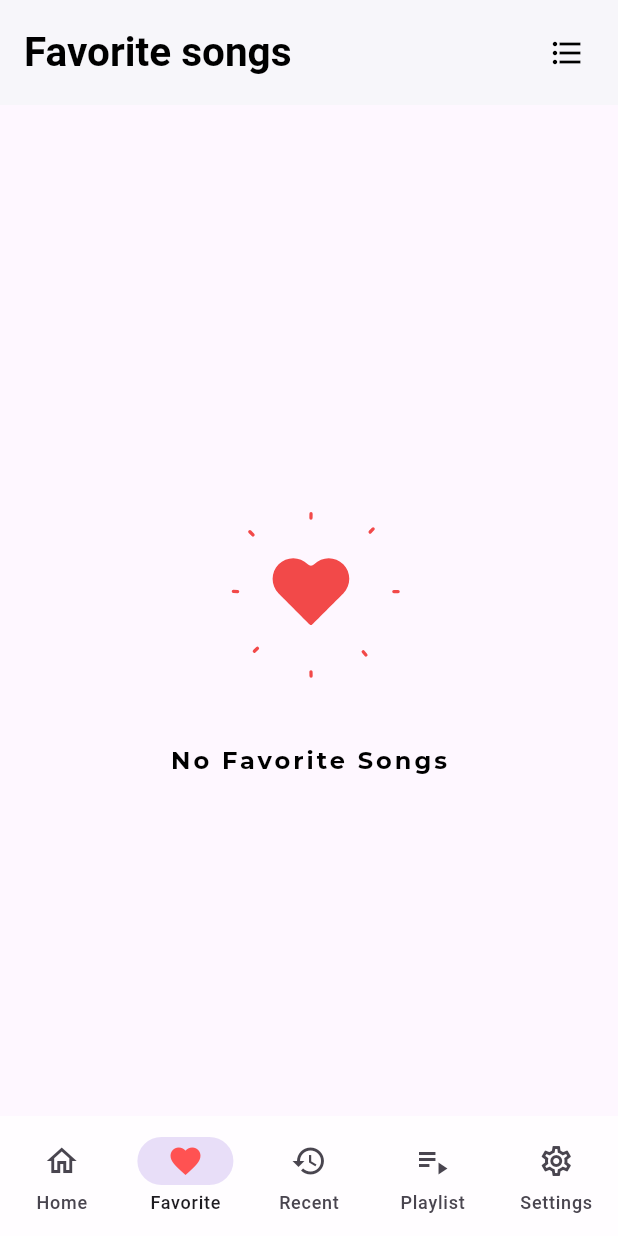
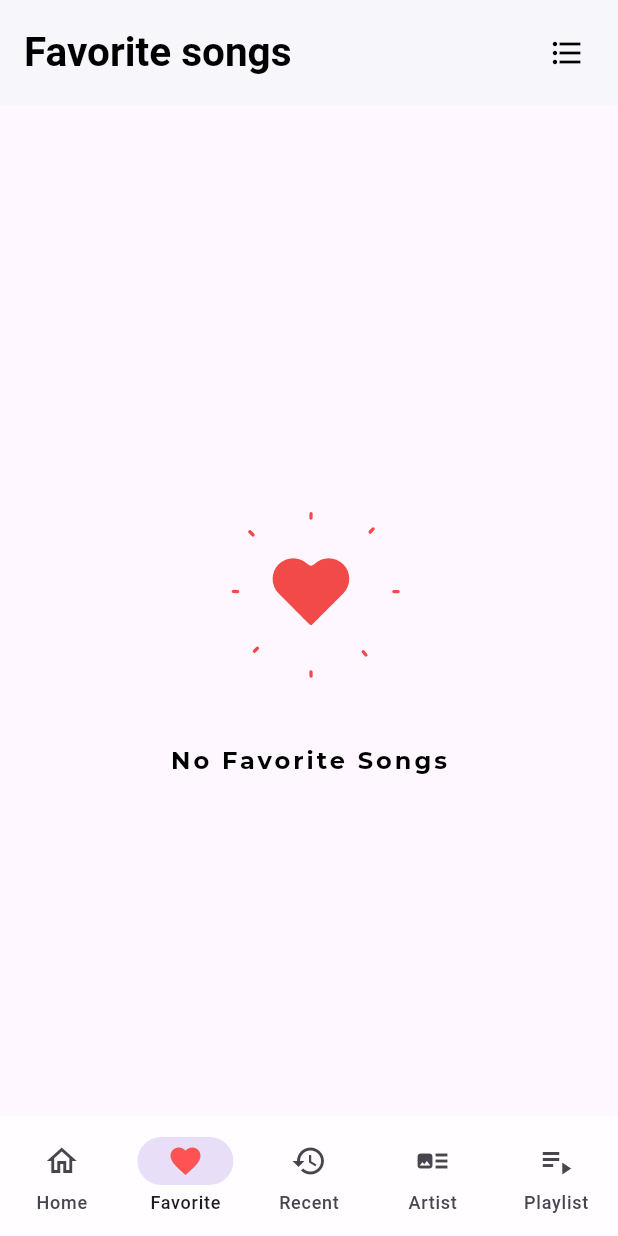
Before and after one commit to ijas-ahm-d/music_player_flutter, a Flutter app: the screen it shows after launch, item 2 of the bottom bar chosen, after a tap on the "grid view" icon, on a phone screen of 412 x 824 dp. Run offline on Flutter 3.47's test engine with Material 2 defaults, Android fonts, the phone set to English and light mode, and no system bars; our stand-ins replace device_info_plus, google_fonts, hive, hive_flutter, just_audio, just_audio_background and 4 more; accounts and stored records are empty.

Commit message:
artist added

```diff
--- a/lib/main.dart
+++ b/lib/main.dart
@@ -41,7 +41,7 @@ class MyApp extends StatelessWidget {
     return MultiProvider(
       providers: ProviderList.provider,
       child: MaterialApp(
-        title: 'Musica App',
+        title: 'AudioScape App',
         debugShowCheckedModeBanner: false,
         theme: ThemeDatas().themeData(),
         routes: Navigations.routes(),
--- a/lib/view/home_screen/components/listview_screen.dart
+++ b/lib/view/home_screen/components/listview_screen.dart
@@ -39,6 +39,8 @@ class ListViewScreen extends StatelessWidget {
                     artworkWidth: 50,
                     artworkHeight: 50,
                     keepOldArtwork: true,
+                                    artworkFit: BoxFit.cover,
+
                     artworkBorder: BorderRadius.circular(6),
                     nullArtworkWidget: Container(
                       decoration: BoxDecoration(
--- a/lib/view/home_screen/home.dart
+++ b/lib/view/home_screen/home.dart
@@ -5,6 +5,7 @@ import 'package:music_app/view/home_screen/components/listview_screen.dart';
 import 'package:music_app/utils/const/colors.dart';
 import 'package:music_app/utils/const/text_styles.dart';
 import 'package:music_app/utils/routes/navigations.dart';
+import 'package:music_app/view/settings_screen/settings.dart';
 import 'package:on_audio_query/on_audio_query.dart';
 import 'package:music_app/controllers/favorite_db.dart';
 import 'package:provider/provider.dart';
@@ -17,16 +18,27 @@ class HomePage extends StatelessWidget {
 
   @override
   Widget build(BuildContext context) {
+    final GlobalKey<ScaffoldState> _scaffoldKey = GlobalKey<ScaffoldState>();
     final OnAudioQuery audioQuery = OnAudioQuery();
     final provider = context.watch<FavoriteDb>();
     return Scaffold(
-      backgroundColor: AppColors.grey300,
+      key: _scaffoldKey,
+      backgroundColor: Theme.of(context).scaffoldBackgroundColor,
+      drawer: const SettingsPage(),
       appBar: AppBar(
+        leading: IconButton(
+          onPressed: () {
+            _scaffoldKey.currentState!.openDrawer() ;
+          },
+          icon: const Icon(
+            Icons.settings_outlined,
+          ),
+        ),
         title: const Text('All songs'),
         actions: [
           IconButton(
             onPressed: () {
-             provider.gridList();
+              provider.gridList();
             },
             icon: provider.isGrid
                 ? const Icon(Icons.format_list_bulleted)
--- a/lib/view/main page/main_page.dart
+++ b/lib/view/main page/main_page.dart
@@ -1,12 +1,16 @@
+import 'dart:developer';
+
+import 'package:device_info_plus/device_info_plus.dart';
 import 'package:flutter/material.dart';
 import 'package:music_app/controllers/get_all_song_controller.dart';
+import 'package:music_app/view/artist/artist_page.dart';
 import 'package:music_app/view/main%20page/components/mini_player.dart';
 import 'package:music_app/view/recent_screen/recent.dart';
 import 'package:music_app/view/favorite_screen/favorite.dart';
 import 'package:music_app/view/home_screen/home.dart';
 import 'package:music_app/view/playlist_screen/playlist.dart';
-import 'package:music_app/view/settings_screen/settings.dart';
 import 'package:music_app/utils/const/colors.dart';
+import 'package:permission_handler/permission_handler.dart';
 import 'package:provider/provider.dart';
 import '../../../controllers/song_model_provider.dart';
 
@@ -14,12 +18,73 @@ List<Widget> body = [
   const HomePage(),
   const FavoritePage(),
   RecentPage(),
+  ArtistPage(),
   const PlaylistPage(),
-  const SettingsPage(),
 ];
 
-class MainPage extends StatelessWidget {
+class MainPage extends StatefulWidget {
   const MainPage({super.key});
+
+  @override
+  State<MainPage> createState() => _MainPageState();
+}
+
+class _MainPageState extends State<MainPage> {
+  @override
+  void initState() {
+    super.initState();
+  }
+
+  Future userPermission() async {
+    log("1111111111");
+    bool permission = await requestPermission();
+    log("222222222222$permission");
+    if (!permission) {
+      log("3333333333");
+      await openAppSettings();
+    }
+  }
+
+  Future<bool> requestPermission() async {
+    log("44444444");
+    const storagePermission = Permission.storage;
+    log("5555");
+    const mediaAccess = Permission.accessMediaLocation;
+    log("666666");
+    final deviceInfo = await DeviceInfoPlugin().androidInfo;
+
+    try {
+      log("!!!!!!!!!!");
+      if (await storagePermission.isGranted) {
+        log("7777777");
+        await mediaAccess.isGranted && await storagePermission.isGranted;
+        return true;
+      } else {
+        log("88888888888");
+        if (deviceInfo.version.sdkInt > 32) {
+          log("999999");
+          bool permissionStatus = await Permission.audio.request().isGranted;
+          return permissionStatus;
+        } else {
+          log("1010101010");
+          var result = await storagePermission.request();
+          var mediaresult = await mediaAccess.request();
+          if (result == PermissionStatus.granted &&
+              mediaresult == PermissionStatus.granted) {
+            log("131313131");
+            return true;
+          } else {
+            log("141414141");
+            return false;
+          }
+        }
+      }
+    } catch (e) {
+      log("1511551515151");
+      log("Error: $e");
+      return false;
+    }
+  }
 
   @override
   Widget build(BuildContext context) {
@@ -79,19 +144,16 @@ class MainPage extends StatelessWidget {
             label: 'Recent',
           ),
           NavigationDestination(
+              icon: Icon(
+                Icons.art_track_outlined,
+              ),
+              label: 'Artist'),
+          NavigationDestination(
             icon: Icon(
               Icons.playlist_play_outlined,
             ),
             label: 'Playlist',
           ),
-          NavigationDestination(
-              icon: Icon(
-                Icons.settings_outlined,
-              ),
-              selectedIcon: Icon(
-                Icons.settings,
-              ),
-              label: 'Settings'),
         ],
         selectedIndex: provider.currentIndex,
         onDestinationSelected: (int newIndex) {
--- a/lib/view/playing_screen/playing.dart
+++ b/lib/view/playing_screen/playing.dart
@@ -109,7 +109,7 @@ class _NowPlayingState extends State<NowPlaying> {
                               child: Padding(
                                 padding: const EdgeInsets.all(8.0),
                                 child: Image.asset(
-                                  'assets/images/dp.jpg',
+                                  'assets/images/Logo.jpg',
                                   fit: BoxFit.cover,
                                 ),
                               ),
--- a/lib/view/settings_screen/components/privacy_and_policy.dart
+++ b/lib/view/settings_screen/components/privacy_and_policy.dart
@@ -19,7 +19,7 @@ class PrivacyPolicyPage extends StatelessWidget {
         child: Column(
           children:  [
             Text("""
-Privacy Policy for Musica player
+Privacy Policy for AudioScape player
 
 Last updated: February 03, 2023
 
@@ -38,9 +38,9 @@ Account means a unique account created for You to access our Service or parts of
 
 Affiliate means an entity that controls, is controlled by or is under common control with a party, where "control" means ownership of 50% or more of the shares, equity interest or other securities entitled to vote for election of directors or other managing authority.
 
-Application refers to Musica player, the software program provided by the Company.
+Application refers to AudioScape player, the software program provided by the Company.
 
-Company (referred to as either "the Company", "We", "Us" or "Our" in this Agreement) refers to Musica player.
+Company (referred to as either "the Company", "We", "Us" or "Our" in this Agreement) refers to AudioScape player.
 
 Country refers to: Kerala, India
 
--- a/lib/view/settings_screen/components/terms_and_condition.dart
+++ b/lib/view/settings_screen/components/terms_and_condition.dart
@@ -28,7 +28,7 @@ class TermsAndConditionPage extends StatelessWidget {
                 style: TextStyle(fontWeight: FontWeight.w600),
               ),
               Text("""
-      Welcome to Musica App,These Terms of Service govern your use of our website located at lala.com (together or individually “Service”) operated by Musica App.\n
+      Welcome to AudioScape App,These Terms of Service govern your use of our website located at lala.com (together or individually “Service”) operated by AudioScape App.\n
       Our Privacy Policy also governs your use of our Service and explains how we collect, safeguard and disclose information that results from your use of our web pages.Your agreement with us includes these Terms and our Privacy Policy (“Agreements”). You acknowledge that you have read and understood Agreements, and agree to be bound of them.If you do not agree with (or cannot comply with) Agreements, then you may not use the Service, but please let us know by emailing at ijasahammed2000@gmail.com so we can try to find a solution. These Terms apply to all visitors, users and others who wish to access or use Service.\n"""),
               Text(
                 '2. Communications\n',
@@ -172,8 +172,8 @@ class TermsAndConditionPage extends StatelessWidget {
                 style: TextStyle(fontWeight: FontWeight.w600),
               ),
               Text(
-                  """           Our Service may contain links to third party web sites or services that are not owned or controlled by Musica App.
-Musica App has no control over, and assumes no responsibility for the content, privacy policies, or practices of any third party web sites or services. We do not warrant the offerings of any of these entities/individuals or their websites.
+                  """           Our Service may contain links to third party web sites or services that are not owned or controlled by AudioScape App.
+AudioScape App has no control over, and assumes no responsibility for the content, privacy policies, or practices of any third party web sites or services. We do not warrant the offerings of any of these entities/individuals or their websites.
 
 For example, the outlined Terms and Conditions generator/a is an easy-to-use free tool for creating an excellent standard Terms of Service template for a website, blog, e-commerce store or app.
 
--- a/lib/view/settings_screen/settings.dart
+++ b/lib/view/settings_screen/settings.dart
@@ -1,6 +1,9 @@
 import 'package:flutter/material.dart';
 import 'package:music_app/controllers/get_all_song_controller.dart';
 import 'package:music_app/controllers/playlist/playlist_db.dart';
+import 'package:music_app/utils/const/colors.dart';
+import 'package:music_app/utils/const/images.dart';
+import 'package:music_app/utils/const/text_styles.dart';
 import 'package:music_app/view/settings_screen/components/privacy_and_policy.dart';
 import 'package:music_app/view/settings_screen/components/terms_and_condition.dart';
 import 'package:provider/provider.dart';
@@ -10,16 +13,41 @@ class SettingsPage extends StatelessWidget {
 
   @override
   Widget build(BuildContext context) {
-    return Scaffold(
+    return Drawer(
       backgroundColor: Theme.of(context).scaffoldBackgroundColor,
-      appBar: AppBar(
-        title: const Text('Settings'),
-      ),
-      body: Column(
+      child: Column(
         mainAxisAlignment: MainAxisAlignment.spaceBetween,
         children: [
           Column(
             children: [
+              SizedBox(
+                height: 150,
+                child: UserAccountsDrawerHeader(
+                  accountName: Row(
+                    children: [
+                      Padding(
+                        padding: const EdgeInsets.all(10),
+                        child: Image.asset(
+                          Images.splashImage,
+                          color: AppColors.appColor,
+                        ),
+                      ),
+                      Text(
+                        "AudioScape",
+                        style: TextStyles.onText(
+                          18,
+                          FontWeight.bold,
+                          AppColors.kWhite,
+                        ),
+                      ),
+                    ],
+                  ),
+                  accountEmail: const Text(
+                    "Elevate your music experience with AudioScape",
+                  ),
+                  decoration: const BoxDecoration(color: AppColors.kblack),
+                ),
+              ),
               ListTile(
                 leading: const Icon(Icons.info),
                 title: const Text('ABOUT US'),
@@ -27,11 +55,11 @@ class SettingsPage extends StatelessWidget {
                   showDialog(
                     context: context,
                     builder: (context) => SimpleDialog(
-                      title: const Text('About Musica'),
+                      title: const Text('About AudioScape'),
                       contentPadding: const EdgeInsets.all(20),
                       children: [
                         const Text(
-                          'Welcome to Musica App, \n\n"when words fail, Musica speaks".\nWe are dedicated to providing you the very best quality of sound and the music varient, with an emphasis on new features. Playlist and Favorites and a rich user experience \n\nFounded in 2023 by Ijas Ahammed. Musica App is our first major project with a basis perfomance of music hub and creates a better version in future. Musica gives you the best music experience that you never had. It includes attractive mode of UI\'s and good practices.\n\nIt gives good quality and had increased the settings to power up the sysytem as well as to provide better music rythms. \n \n We hope enjoy our music as much as we enjoy offering them to you. If you have any questions or comments, please don\'t hesitate to contact us. \n\nSincierely, \n\nIjas Ahammed ,',
+                          'Welcome to AudioScape App, \n\n"when words fail, AudioScape speaks".\nWe are dedicated to providing you the very best quality of sound and the music varient, with an emphasis on new features. Playlist and Favorites and a rich user experience \n\nFounded in 2023 by Ijas Ahammed. AudioScape App is our first major project with a basis perfomance of music hub and creates a better version in future. AudioScape gives you the best music experience that you never had. It includes attractive mode of UI\'s and good practices.\n\nIt gives good quality and had increased the settings to power up the sysytem as well as to provide better music rythms. \n \n We hope enjoy our music as much as we enjoy offering them to you. If you have any questions or comments, please don\'t hesitate to contact us. \n\nSincierely, \n\nIjas Ahammed ,',
                           style: TextStyle(
                             fontSize: 16,
                           ),
@@ -84,7 +112,7 @@ Your saved data will be deleted.
                             onPressed: () {
                               Provider.of<PlaylistDb>(context, listen: false)
                                   .resetAPP(context);
-                              // PlaylistDb.resetAPP(context);
+
                               GetAllSongController.audioPlayer.stop();
                             },
                             child: const Text(
@@ -100,13 +128,7 @@ Your saved data will be deleted.
                   );
                 },
               ),
-              ListTile(
-                leading: const Icon(Icons.share),
-                title: const Text('SHARE'),
-                onTap: () {
-                  // shareAppFile(context);
-                },
-              ),
+
               ListTile(
                 leading: const Icon(Icons.lock_outlined),
                 title: const Text('PRIVACY & POLICY '),
--- a/lib/view/splash/splash_screen.dart
+++ b/lib/view/splash/splash_screen.dart
@@ -18,9 +18,9 @@ class SplashScreen extends StatefulWidget {
 class _SplashScreenState extends State<SplashScreen> {
   @override
   void initState() {
-    requestPermission();
+    userPermission();
     Timer(
-      const Duration(seconds: 3),
+      const Duration(seconds: 5),
       () => Navigator.pushReplacementNamed(
         context,
         Navigations.mainPage,
@@ -28,36 +28,6 @@ class _SplashScreenState extends State<SplashScreen> {
     );
 
     super.initState();
-  }
-
-  Future<bool> requestPermission() async {
-    const storagePermission = Permission.storage;
-    const mediaAccess = Permission.accessMediaLocation;
-    final deviceInfo = await DeviceInfoPlugin().androidInfo;
-
-    try {
-      if (await storagePermission.isGranted) {
-        await mediaAccess.isGranted && await storagePermission.isGranted;
-        return true;
-      } else {
-        if (deviceInfo.version.sdkInt > 32) {
-          bool permissionStatus = await Permission.audio.request().isGranted;
-          return permissionStatus;
-        } else {
-          var result = await storagePermission.request();
-          var mediaresult = await mediaAccess.request();
-          if (result == PermissionStatus.granted &&
-              mediaresult == PermissionStatus.granted) {
-            return true;
-          } else {
-            return false;
-          }
-        }
-      }
-    } catch (e) {
-      log("Error: $e");
-      return false;
-    }
   }
 
   @override
@@ -80,7 +50,7 @@ class _SplashScreenState extends State<SplashScreen> {
                   ),
                 ),
                 Text(
-                  'MuSiCa',
+                  'AudioScape',
                   style: TextStyle(
                     fontSize: 40,
                     letterSpacing: 8,
@@ -89,7 +59,7 @@ class _SplashScreenState extends State<SplashScreen> {
                   ),
                 ),
                 const Text(
-                  'Let the Musica Speak!',
+                  'Elevate your music experience with AudioScape',
                 ),
                 const SizedBox(
                   height: 50,
@@ -105,3 +75,54 @@ class _SplashScreenState extends State<SplashScreen> {
     );
   }
 }
+
+Future<bool> requestPermission() async {
+  const storagePermission = Permission.storage;
+  final deviceInfo = await DeviceInfoPlugin().androidInfo;
+
+  try {
+    log("in permission");
+    if (await storagePermission.isGranted) {
+      log("11111111111111");
+      await storagePermission.isGranted;
+      return true;
+    } else if (deviceInfo.version.sdkInt > 32) {
+      log("Audio permission");
+      if (await Permission.audio.isGranted) {
+        log("audio video granted");
+        return true;
+      } else if (await Permission.audio.isPermanentlyDenied) {
+        log("here");
+        await openAppSettings();
+        return true;
+      }
+      log("helo");
+      await Permission.audio.request();
+
+      return true;
+    } else {
+      log("2222222222");
+      var result = await storagePermission.request();
+      log("aaaaaaaaaaaaaaa");
+
+      log("0000000000000000000");
+      if (result == PermissionStatus.granted) {
+        log("33333333333");
+        return true;
+      } else {
+        log("4444444444");
+        return false;
+      }
+    }
+  } catch (e) {
+    log("Error: $e");
+    return false;
+  }
+}
+
+Future userPermission() async {
+  bool permission = await requestPermission();
+  if (!permission) {
+    await openAppSettings();
+  }
+}
```
Also changed, not shown: lib/view/artist/artist_page.dart (added, +71 -0 lines), lib/view/artist/components/artist_grid.dart (added, +92 -0 lines), lib/view/artist/components/artist_list.dart (added, +78 -0 lines), lib/view/artist/components/inside_artist_page.dart (added, +59 -0 lines), lib/view/playing_screen/player_widgets.dart (+65 -64 lines), lib/view/playlist_screen/playlist_dialog.dart (+1 -15 lines), lib/view/settings_screen/components/share_app.dart (deleted, +0 -18 lines), pubspec.yaml (+4 -3 lines), pubspec.lock, 5 other files.
